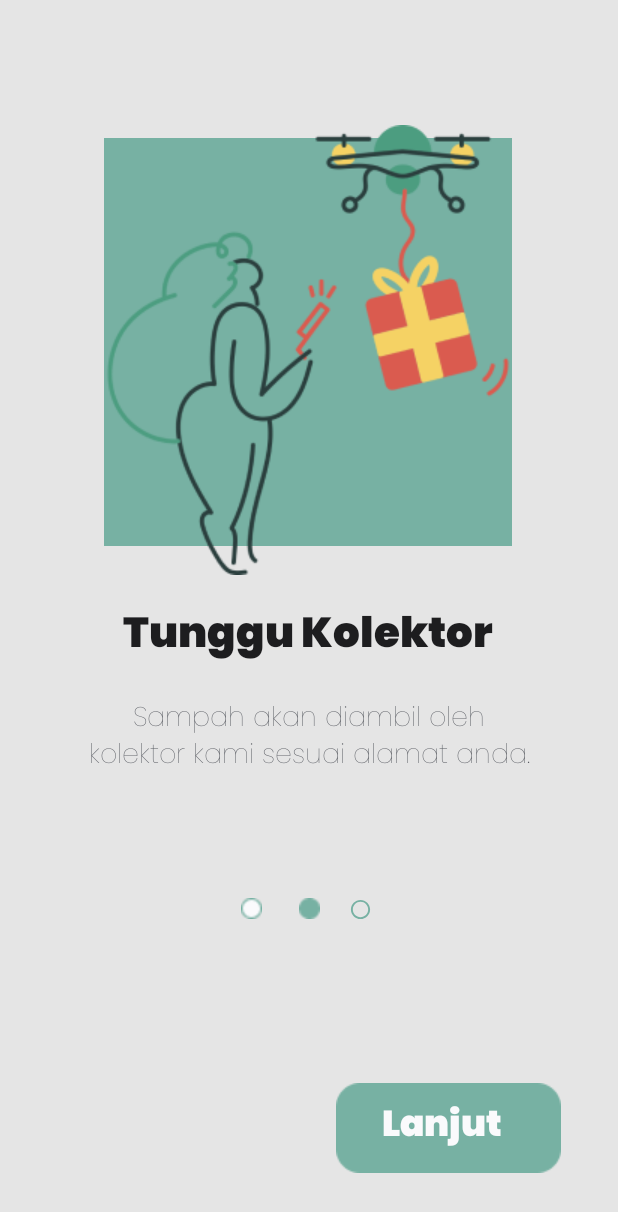
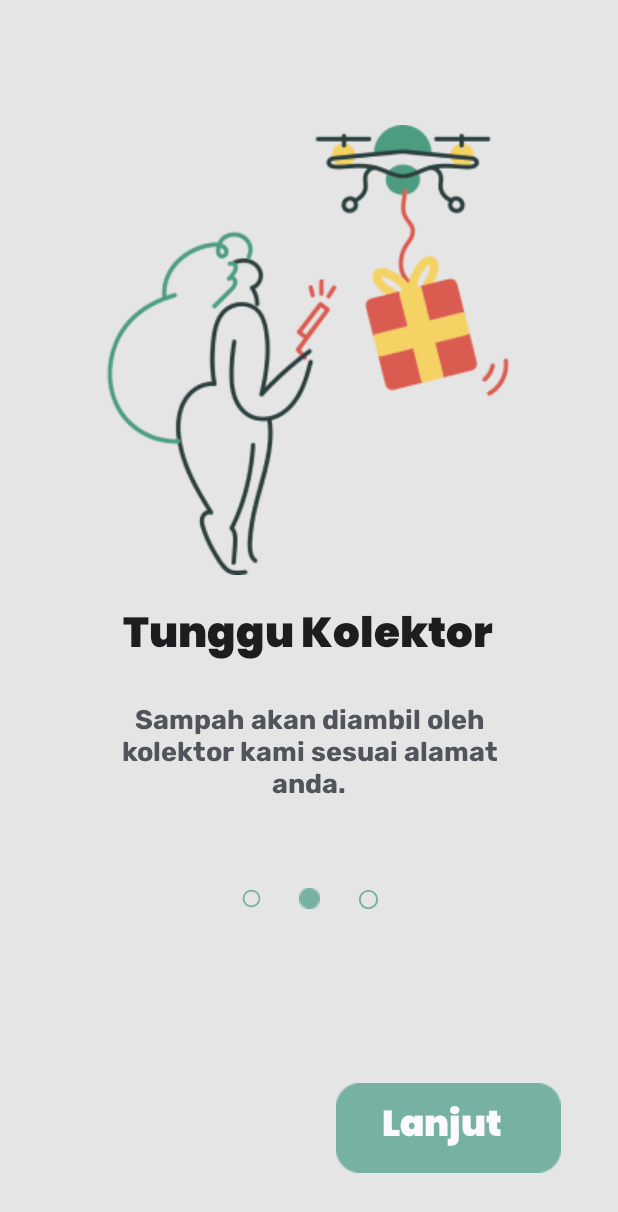
Before and after one commit to NathanDaud123/Apl-Sampah-Internship-RAION, an Android app: the screen it shows after launch (WelcomingPage), after a tap on "Lanjut", on a phone screen of 412 x 824 dp. Shown: the top 1212 px of the screen. Run offline under Robolectric (Android 15) with nearby library versions, the phone set to English and light mode, and no system bars.

Commit message:
Welcoming page : - Selesai fix full - add font - triple dots fixed

```diff
--- a/app/src/main/java/user/example/sampah/WelcomingPage.kt
+++ b/app/src/main/java/user/example/sampah/WelcomingPage.kt
@@ -30,7 +30,7 @@ class WelcomingPage : AppCompatActivity() {
                 teksganti.text = "Sampah akan diambil oleh kolektor kami sesuai alamat anda."
                 judulganti.text = "Tunggu Kolektor"
                 gambar1.setImageResource(R.drawable.page2gambar2)
-                bulet1.setImageResource(R.drawable.ellipse_68)
+                bulet1.setImageResource(R.drawable.ic_outline_circle_24)
                 bulet2.setImageResource(R.drawable.ellipse_67)
                 itung++
             } else if (itung == 1){
@@ -38,7 +38,7 @@ class WelcomingPage : AppCompatActivity() {
                 judulganti.text = "Dapatkan Uang"
                 lanjut.text = "Selesai"
                 gambar1.setImageResource(R.drawable.page2gambar3)
-                bulet2.setImageResource(R.drawable.ellipse_68)
+                bulet2.setImageResource(R.drawable.ic_outline_circle_24)
                 bulet3.setImageResource(R.drawable.ellipse_67)
                 itung++
             } else if (itung == 2) {
--- a/app/src/main/res/drawable/ic_outline_circle_24.xml
+++ b/app/src/main/res/drawable/ic_outline_circle_24.xml
@@ -3,7 +3,7 @@
     android:height="24dp"
     android:viewportWidth="24"
     android:viewportHeight="24"
-    android:tint="?attr/colorControlNormal">
+    android:tint="@color/PrimaryGreen">
   <path
       android:fillColor="@android:color/white"
       android:pathData="M12,2C6.47,2 2,6.47 2,12c0,5.53 4.47,10 10,10s10,-4.47 10,-10C22,6.47 17.53,2 12,2zM12,20c-4.42,0 -8,-3.58 -8,-8c0,-4.42 3.58,-8 8,-8s8,3.58 8,8C20,16.42 16.42,20 12,20z"/>
--- /dev/null
+++ b/app/src/main/res/font/rubik_bold.xml
@@ -0,0 +1,7 @@
+<?xml version="1.0" encoding="utf-8"?>
+<font-family xmlns:app="http://schemas.android.com/apk/res-auto"
+        app:fontProviderAuthority="com.google.android.gms.fonts"
+        app:fontProviderPackage="com.google.android.gms"
+        app:fontProviderQuery="name=Rubik&amp;weight=700"
+        app:fontProviderCerts="@array/com_google_android_gms_fonts_certs">
+</font-family>
--- a/app/src/main/res/layout/activity_main2.xml
+++ b/app/src/main/res/layout/activity_main2.xml
@@ -6,17 +6,6 @@
     android:layout_height="match_parent"
     android:background="@color/kremHalus"
     tools:context=".WelcomingPage">
-
-    <ImageView
-        android:id="@+id/imageView2"
-        android:layout_width="272dp"
-        android:layout_height="272dp"
-        android:layout_marginTop="92dp"
-        app:layout_constraintEnd_toEndOf="parent"
-        app:layout_constraintHorizontal_bias="0.496"
-        app:layout_constraintStart_toStartOf="parent"
-        app:layout_constraintTop_toTopOf="parent"
-        app:srcCompat="@drawable/rectangle_1" />
 
     <TextView
         android:id="@+id/mainJudulgantiganti"
@@ -33,12 +22,13 @@
         app:layout_constraintStart_toStartOf="parent"
         app:layout_constraintTop_toBottomOf="@+id/page2gambar1" />
 
+
     <TextView
         android:id="@+id/TeksGantiganti"
         android:layout_width="295dp"
         android:layout_height="105dp"
         android:layout_marginTop="16dp"
-        android:fontFamily="@font/poppins_thin"
+        android:fontFamily="@font/rubik_bold"
         android:text="Kamu bisa mengumpulkan sampah yang ada di lingkungan sekitarmu untuk dijual."
         android:textAlignment="center"
         android:textColor="@color/DarkGrey"
@@ -47,9 +37,7 @@
         app:layout_constraintEnd_toEndOf="parent"
         app:layout_constraintStart_toStartOf="parent"
         app:layout_constraintTop_toBottomOf="@+id/mainJudulgantiganti"
-        app:layout_constraintVertical_bias="0.0" />
-
-
+        app:layout_constraintVertical_bias="0.006" />
 
     <ImageButton
         android:id="@+id/imageButton"
@@ -95,7 +83,7 @@
         android:id="@+id/buletprogress1"
         android:layout_width="14dp"
         android:layout_height="14dp"
-        android:layout_marginTop="28dp"
+        android:layout_marginTop="20dp"
         android:layout_marginEnd="24dp"
         app:layout_constraintEnd_toStartOf="@+id/buletprogress2"
         app:layout_constraintTop_toBottomOf="@+id/TeksGantiganti"
@@ -105,7 +93,7 @@
         android:id="@+id/buletprogress2"
         android:layout_width="15dp"
         android:layout_height="14dp"
-        android:layout_marginTop="28dp"
+        android:layout_marginTop="20dp"
         app:layout_constraintEnd_toEndOf="parent"
         app:layout_constraintStart_toStartOf="parent"
         app:layout_constraintTop_toBottomOf="@+id/TeksGantiganti"
@@ -116,9 +104,12 @@
         android:id="@+id/buletprogress3"
         android:layout_width="15dp"
         android:layout_height="15dp"
-        android:layout_marginTop="28dp"
+        android:layout_marginStart="24dp"
+        android:layout_marginTop="20dp"
         android:layout_marginEnd="164dp"
         app:layout_constraintEnd_toEndOf="parent"
+        app:layout_constraintHorizontal_bias="0.0"
+        app:layout_constraintStart_toEndOf="@+id/buletprogress2"
         app:layout_constraintTop_toBottomOf="@+id/TeksGantiganti"
         app:srcCompat="@drawable/ic_outline_circle_24"
         app:tint="@color/PrimaryGreen" />
--- a/app/src/main/res/values/preloaded_fonts.xml
+++ b/app/src/main/res/values/preloaded_fonts.xml
@@ -3,5 +3,6 @@
     <array name="preloaded_fonts" translatable="false">
         <item>@font/poppins</item>
         <item>@font/poppins_thin</item>
+        <item>@font/rubik_bold</item>
     </array>
 </resources>
```
